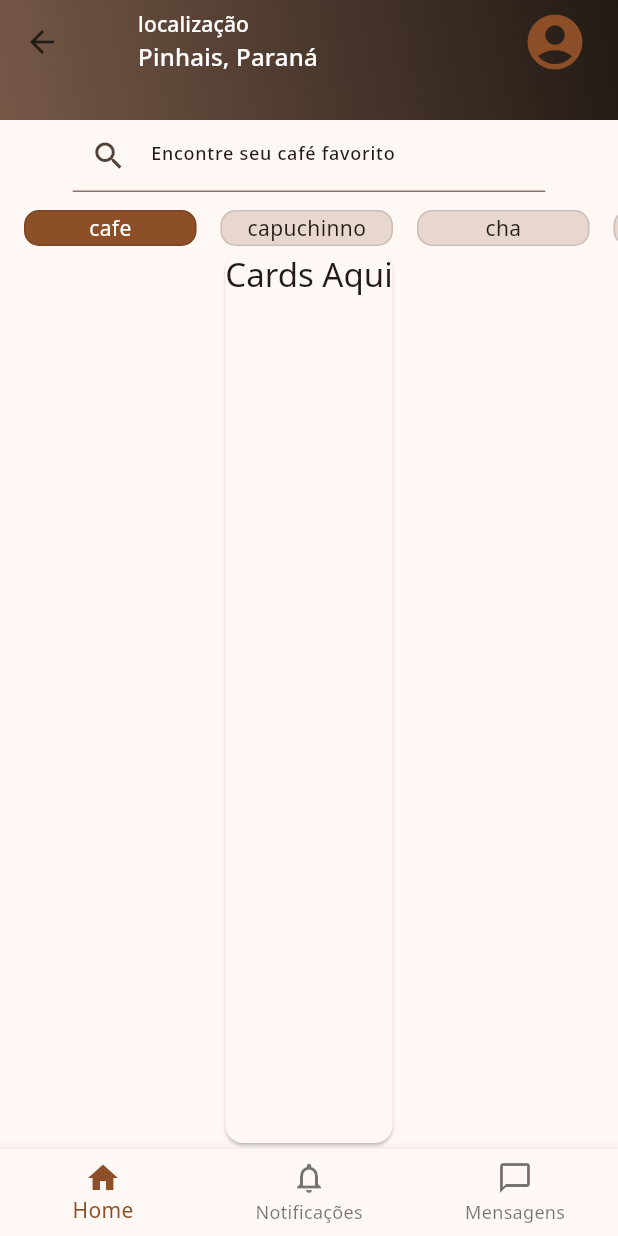
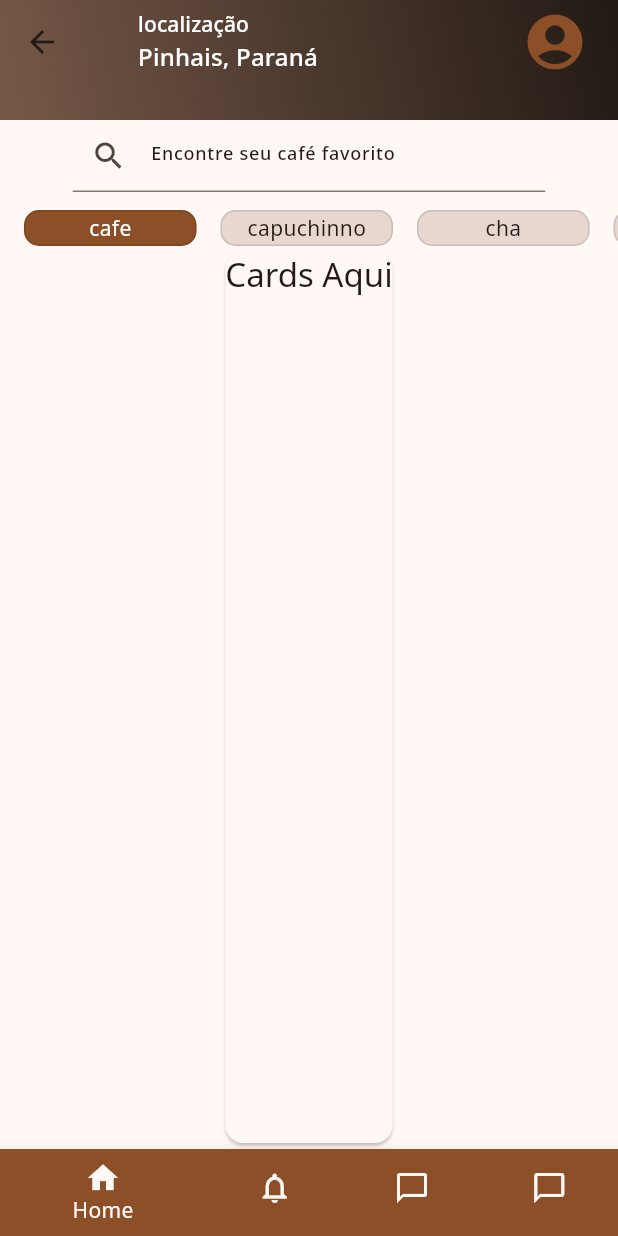
Before and after one commit to andreyrv18/CafePraJa, a Flutter app: the NavigationBottomBar screen opened directly, on a phone screen of 412 x 824 dp. Run offline on Flutter 3.47's test engine with Material 3 defaults, Android fonts, the phone set to English and light mode, and no system bars; our stand-ins replace google_fonts.

Commit message:
refactor: adiciona a tela de Perfil ao NavigationBottomBar e ajusta o tema

```diff
--- a/lib/widgets/navigation_bottom_bar.dart
+++ b/lib/widgets/navigation_bottom_bar.dart
@@ -22,10 +22,15 @@ class _NavigationBottomBarState extends State<NavigationBottomBar> {
       appBar: AppBar(title: const Text("Mensagens")),
       body: const Center(child: Text("Página de Mensagens")),
     ),
+    Scaffold(
+      appBar: AppBar(title: const Text("Perfil")),
+      body: const Center(child: Text("Página de Perfil")),
+    ),
   ];
 
   @override
   Widget build(BuildContext context) {
+    final ThemeData theme = Theme.of(context);
     return Scaffold(
       body: pages[currentPageIndex],
       bottomNavigationBar: BottomNavigationBar(
@@ -35,11 +40,12 @@ class _NavigationBottomBarState extends State<NavigationBottomBar> {
             currentPageIndex = index;
           });
         },
-        items: const [
+        items: [
           BottomNavigationBarItem(
             icon: Icon(Icons.home_outlined),
             activeIcon: Icon(Icons.home_sharp),
             label: "Home",
+            backgroundColor: theme.colorScheme.primary,
           ),
           BottomNavigationBarItem(
             icon: Icon(Icons.notifications_outlined),
@@ -51,6 +57,11 @@ class _NavigationBottomBarState extends State<NavigationBottomBar> {
             activeIcon: Icon(Icons.messenger_sharp),
             label: "Mensagens",
           ),
+          BottomNavigationBarItem(
+            icon: Icon(Icons.messenger_outline),
+            activeIcon: Icon(Icons.messenger_sharp),
+            label: "Perfil",
+          ),
         ],
       ),
     );
```
